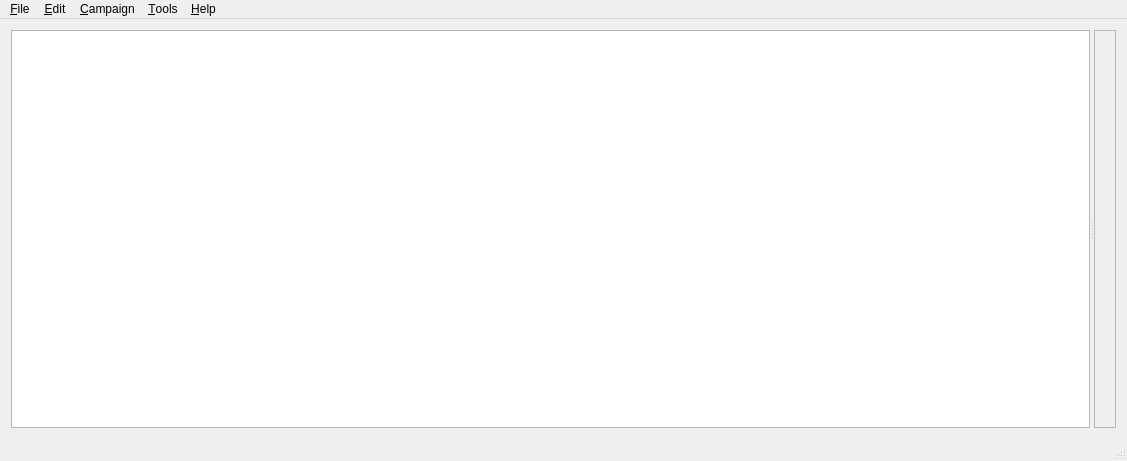
Old version of the form DMHelper/src/mainwindow.ui in the repository MMetze/DMHelper.
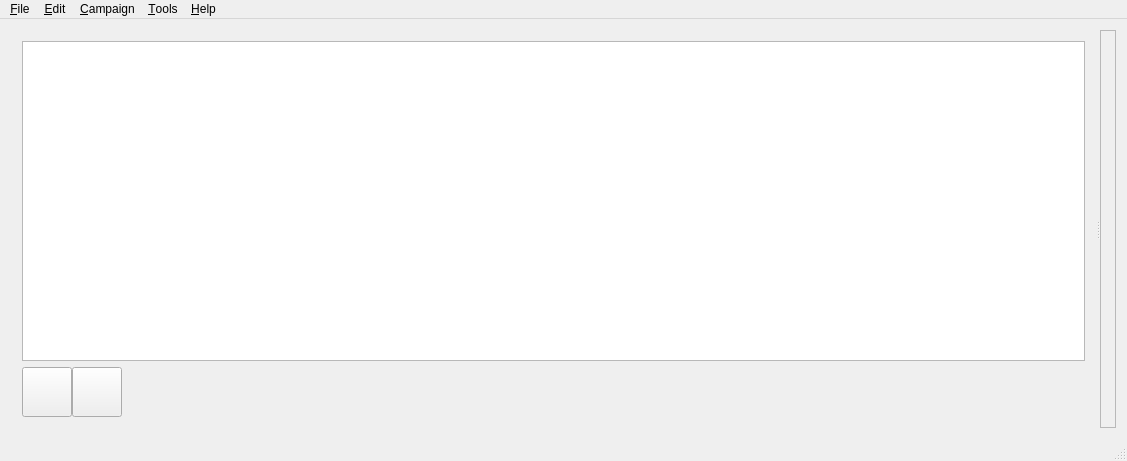
New version of the form. Icons and pictures are not drawn. Custom widgets are drawn as their Qt base class.

```diff
--- a/DMHelper/src/mainwindow.ui
+++ b/DMHelper/src/mainwindow.ui
@@ -36,15 +36,12 @@
    <layout class="QGridLayout" name="gridLayout">
     <item row="0" column="0">
      <widget class="QSplitter" name="splitter">
-      <property name="sizePolicy">
-       <sizepolicy hsizetype="Preferred" vsizetype="Preferred">
-        <horstretch>0</horstretch>
-        <verstretch>0</verstretch>
-       </sizepolicy>
-      </property>
       <property name="orientation">
        <enum>Qt::Horizontal</enum>
       </property>
+      <widget class="QWidget" name="layoutWidget">
+       <layout class="QVBoxLayout" name="verticalLayout">
+        <item>
       <widget class="CampaignTree" name="treeView">
        <property name="sizePolicy">
         <sizepolicy hsizetype="Preferred" vsizetype="Preferred">
@@ -73,6 +70,102 @@
        <property name="animated">
         <bool>true</bool>
        </property>
+         </widget>
+        </item>
+        <item>
+         <layout class="QHBoxLayout" name="horizontalLayout">
+          <property name="spacing">
+           <number>0</number>
+          </property>
+          <item>
+           <widget class="QPushButton" name="btnBack">
+            <property name="sizePolicy">
+             <sizepolicy hsizetype="Fixed" vsizetype="Fixed">
+              <horstretch>0</horstretch>
+              <verstretch>0</verstretch>
+             </sizepolicy>
+            </property>
+            <property name="minimumSize">
+             <size>
+              <width>50</width>
+              <height>50</height>
+             </size>
+            </property>
+            <property name="maximumSize">
+             <size>
+              <width>50</width>
+              <height>50</height>
+             </size>
+            </property>
+            <property name="text">
+             <string/>
+            </property>
+            <property name="icon">
+             <iconset resource="resources.qrc">
+              <normaloff>:/img/data/left_arrow.png</normaloff>:/img/data/left_arrow.png</iconset>
+            </property>
+            <property name="iconSize">
+             <size>
+              <width>40</width>
+              <height>40</height>
+             </size>
+            </property>
+           </widget>
+          </item>
+          <item>
+           <widget class="QPushButton" name="btnForwards">
+            <property name="sizePolicy">
+             <sizepolicy hsizetype="Fixed" vsizetype="Fixed">
+              <horstretch>0</horstretch>
+              <verstretch>0</verstretch>
+             </sizepolicy>
+            </property>
+            <property name="minimumSize">
+             <size>
+              <width>50</width>
+              <height>50</height>
+             </size>
+            </property>
+            <property name="maximumSize">
+             <size>
+              <width>50</width>
+              <height>50</height>
+             </size>
+            </property>
+            <property name="text">
+             <string/>
+            </property>
+            <property name="icon">
+             <iconset resource="resources.qrc">
+              <normaloff>:/img/data/right_arrow.png</normaloff>:/img/data/right_arrow.png</iconset>
+            </property>
+            <property name="iconSize">
+             <size>
+              <width>40</width>
+              <height>40</height>
+             </size>
+            </property>
+           </widget>
+          </item>
+          <item>
+           <spacer name="horizontalSpacer">
+            <property name="orientation">
+             <enum>Qt::Horizontal</enum>
+            </property>
+            <property name="sizeType">
+             <enum>QSizePolicy::MinimumExpanding</enum>
+            </property>
+            <property name="sizeHint" stdset="0">
+             <size>
+              <width>10</width>
+              <height>10</height>
+             </size>
+            </property>
+           </spacer>
+          </item>
+         </layout>
+        </item>
+       </layout>
       </widget>
       <widget class="CampaignObjectFrameStack" name="stackedWidgetEncounter">
        <property name="sizePolicy">
```
Lines whose indentation alone changed are shown as unchanged.
